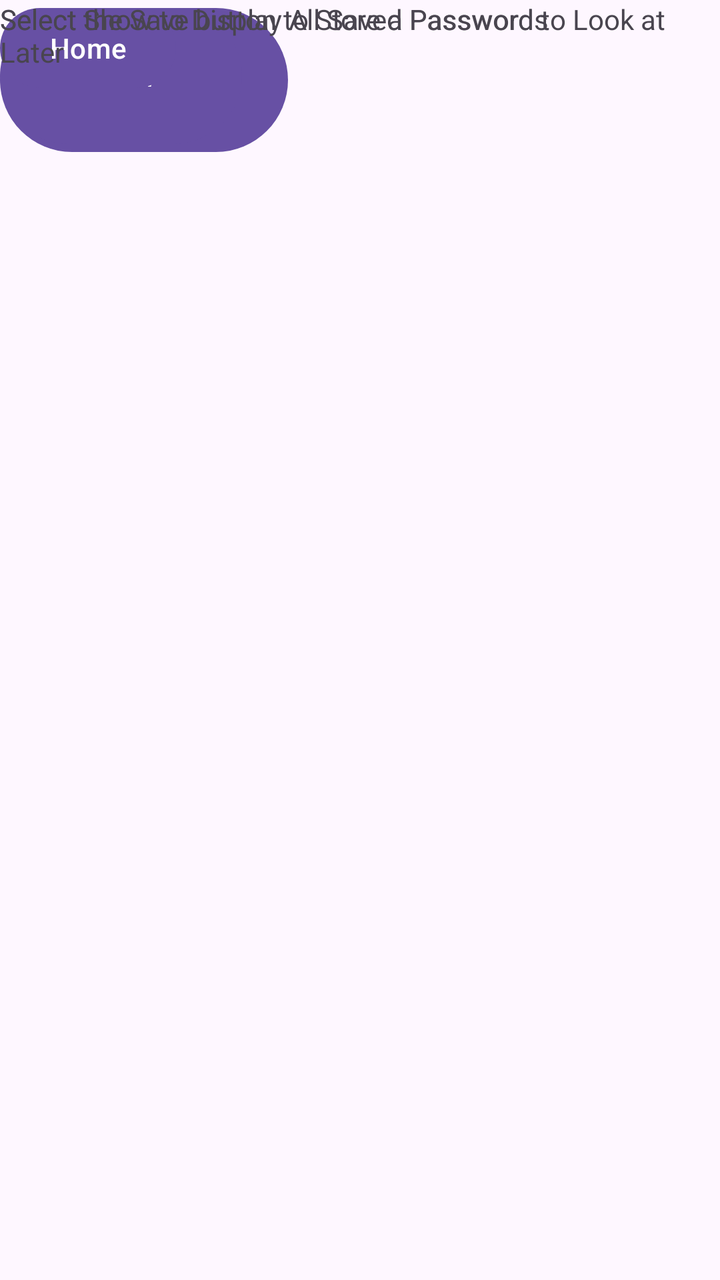
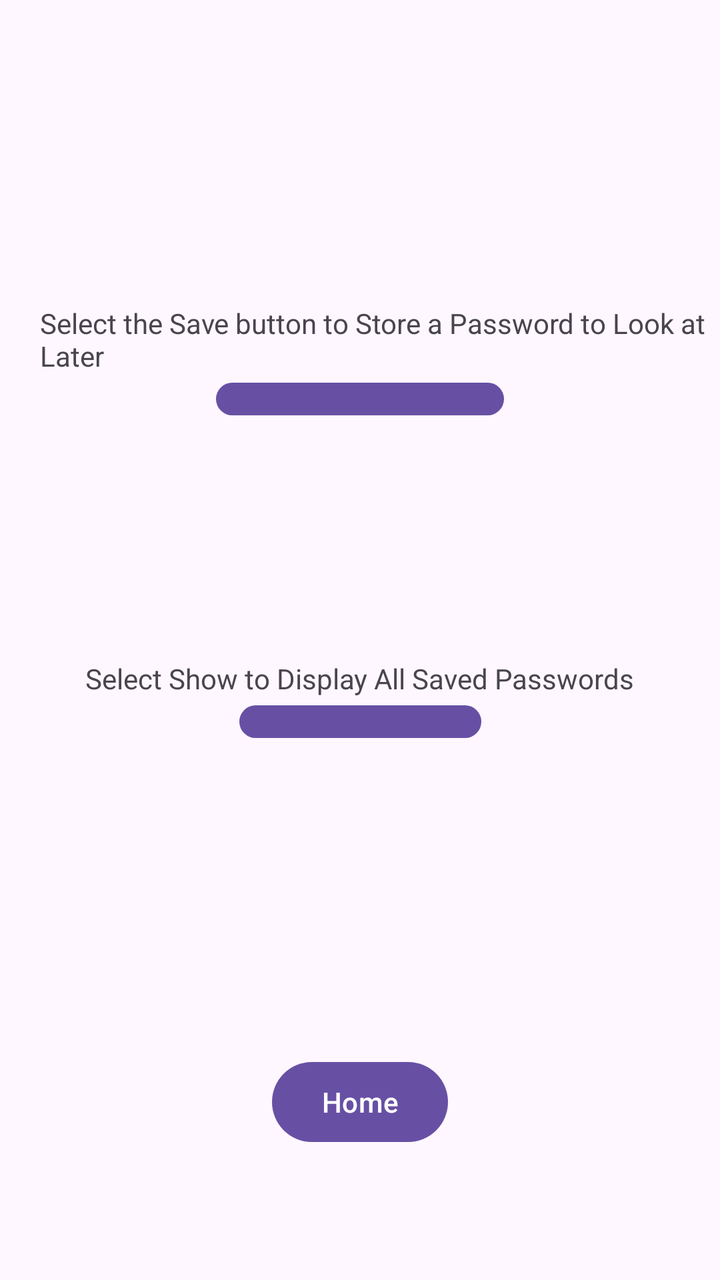

Before-and-after screenshots of an Android layout around one commit, followed by the original layout XML and the change that was made.
<!-- AndroidManifest.xml: application theme Theme.AppInterface1 -->
<!-- res/layout/activity_choice_screen.xml -->
<?xml version="1.0" encoding="utf-8"?>
<androidx.constraintlayout.widget.ConstraintLayout xmlns:android="http://schemas.android.com/apk/res/android"
    xmlns:app="http://schemas.android.com/apk/res-auto"
    xmlns:tools="http://schemas.android.com/tools"
    android:id="@+id/main"
    android:layout_width="match_parent"
    android:layout_height="match_parent"
    tools:context=".choiceScreen">

    <Button
        android:id="@+id/button"
        android:layout_width="144dp"
        android:layout_height="80dp"
        android:onClick="selectOptions"
        android:text="Save"
        tools:layout_editor_absoluteX="133dp"
        tools:layout_editor_absoluteY="171dp" />

    <Button
        android:id="@+id/button7"
        android:layout_width="121dp"
        android:layout_height="76dp"
        android:onClick="selectOptions"
        android:text="Show"
        tools:layout_editor_absoluteX="147dp"
        tools:layout_editor_absoluteY="388dp" />

    <Button
        android:id="@+id/button8"
        android:layout_width="wrap_content"
        android:layout_height="wrap_content"
        android:onClick="homeScreen"
        android:text="Home"
        tools:layout_editor_absoluteX="158dp"
        tools:layout_editor_absoluteY="618dp" />

    <TextView
        android:id="@+id/textView"
        android:layout_width="wrap_content"
        android:layout_height="wrap_content"
        android:text="Select the Save button to Store a Password to Look at Later"
        tools:layout_editor_absoluteX="20dp"
        tools:layout_editor_absoluteY="152dp" />

    <TextView
        android:id="@+id/textView9"
        android:layout_width="wrap_content"
        android:layout_height="wrap_content"
        android:text="Select Show to Display All Saved Passwords"
        tools:layout_editor_absoluteX="67dp"
        tools:layout_editor_absoluteY="369dp" />
</androidx.constraintlayout.widget.ConstraintLayout>
<!-- resources referenced by this layout -->
<resources>
  <style name="Theme.AppInterface1" parent="Base.Theme.AppInterface1" />
  <style name="Base.Theme.AppInterface1" parent="Theme.Material3.DayNight.NoActionBar">
          
          
      </style>
</resources>

<!-- the commit's change to res/layout/activity_choice_screen.xml (unified diff, before → after) -->
@@ -10,43 +10,57 @@
     <Button
         android:id="@+id/button"
         android:layout_width="144dp"
-        android:layout_height="80dp"
+        android:layout_height="0dp"
+        android:layout_marginBottom="118dp"
         android:onClick="selectOptions"
         android:text="Save"
-        tools:layout_editor_absoluteX="133dp"
-        tools:layout_editor_absoluteY="171dp" />
+        app:layout_constraintBottom_toTopOf="@+id/textView9"
+        app:layout_constraintEnd_toEndOf="parent"
+        app:layout_constraintStart_toStartOf="parent"
+        app:layout_constraintTop_toBottomOf="@+id/textView" />
 
     <Button
         android:id="@+id/button7"
         android:layout_width="121dp"
-        android:layout_height="76dp"
+        android:layout_height="0dp"
+        android:layout_marginBottom="154dp"
         android:onClick="selectOptions"
         android:text="Show"
-        tools:layout_editor_absoluteX="147dp"
-        tools:layout_editor_absoluteY="388dp" />
+        app:layout_constraintBottom_toTopOf="@+id/button8"
+        app:layout_constraintEnd_toEndOf="parent"
+        app:layout_constraintStart_toStartOf="parent"
+        app:layout_constraintTop_toBottomOf="@+id/textView9" />
 
     <Button
         android:id="@+id/button8"
         android:layout_width="wrap_content"
         android:layout_height="wrap_content"
+        android:layout_marginBottom="65dp"
         android:onClick="homeScreen"
         android:text="Home"
-        tools:layout_editor_absoluteX="158dp"
-        tools:layout_editor_absoluteY="618dp" />
+        app:layout_constraintBottom_toBottomOf="parent"
+        app:layout_constraintEnd_toEndOf="parent"
+        app:layout_constraintStart_toStartOf="parent"
+        app:layout_constraintTop_toBottomOf="@+id/button7" />
 
     <TextView
         android:id="@+id/textView"
         android:layout_width="wrap_content"
         android:layout_height="wrap_content"
+        android:layout_marginStart="20dp"
+        android:layout_marginTop="152dp"
         android:text="Select the Save button to Store a Password to Look at Later"
-        tools:layout_editor_absoluteX="20dp"
-        tools:layout_editor_absoluteY="152dp" />
+        app:layout_constraintBottom_toTopOf="@+id/button"
+        app:layout_constraintStart_toStartOf="parent"
+        app:layout_constraintTop_toTopOf="parent" />
 
     <TextView
         android:id="@+id/textView9"
         android:layout_width="wrap_content"
         android:layout_height="wrap_content"
         android:text="Select Show to Display All Saved Passwords"
-        tools:layout_editor_absoluteX="67dp"
-        tools:layout_editor_absoluteY="369dp" />
+        app:layout_constraintBottom_toTopOf="@+id/button7"
+        app:layout_constraintEnd_toEndOf="parent"
+        app:layout_constraintStart_toStartOf="parent"
+        app:layout_constraintTop_toBottomOf="@+id/button" />
 </androidx.constraintlayout.widget.ConstraintLayout>
